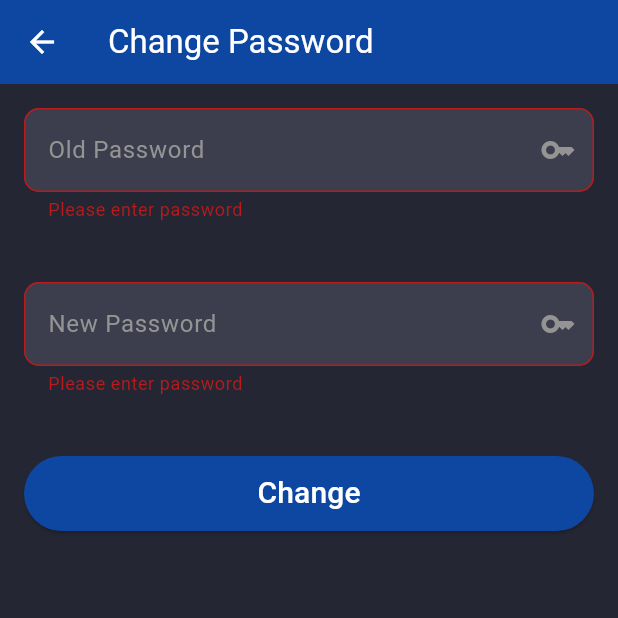
After one commit to tsering-hub/coffeeapp, a Flutter app: the screen it shows once a user with an empty profile is signed in, item 2 of the bottom bar chosen, after a tap on the "settings" icon, after a tap on "Change", on a phone screen of 412 x 824 dp, the top half of it. The commit adds this screen. Run offline on Flutter 3.47's test engine with Material 3 defaults, Android fonts, the phone set to English and light mode, and no system bars; our stand-ins replace cloud_firestore, firebase_auth, firebase_core, font_awesome_flutter; accounts and stored records are empty.

Commit message:
change password completed

```diff
--- /dev/null
+++ b/lib/screens/change_password_screen.dart
@@ -0,0 +1,122 @@
+import 'package:coffeeapp/screens/dashboard.dart';
+import 'package:coffeeapp/services/auth_service.dart';
+import 'package:coffeeapp/utils/appvalidator.dart';
+import 'package:flutter/material.dart';
+
+class ChangePasswordScreen extends StatefulWidget {
+  const ChangePasswordScreen({super.key});
+
+  @override
+  State<ChangePasswordScreen> createState() => _ChangePasswordScreenState();
+}
+
+class _ChangePasswordScreenState extends State<ChangePasswordScreen> {
+  final GlobalKey<FormState> _formKey = GlobalKey<FormState>();
+  final _oldpasswordController = TextEditingController();
+  final _newpasswordController = TextEditingController();
+  var appValidator = AppValidator();
+  var isLoader = false;
+  var authServerice = AuthServerice();
+
+  Future<void> _submitForm() async {
+    if (_formKey.currentState!.validate()) {
+      setState(() {
+        isLoader = true;
+      });
+      var data = {
+        'oldpassword': _oldpasswordController.text,
+        'newpassword': _newpasswordController.text,
+      };
+
+      await authServerice.changePassword(data, context);
+
+      setState(() {
+        isLoader = false;
+      });
+    }
+  }
+
+  @override
+  Widget build(BuildContext context) {
+    return Scaffold(
+      backgroundColor: Color(0xFF252634),
+      appBar: AppBar(
+        backgroundColor: Colors.blue.shade900,
+        leading: IconButton(
+          icon: Icon(Icons.arrow_back),
+          color: Colors.white,
+          onPressed: () {
+            Navigator.pushReplacement(
+              context,
+              MaterialPageRoute(builder: (context) => Dashboard()),
+            );
+          },
+        ),
+        title: Text(
+          "Change Password",
+          style: TextStyle(color: Colors.white),
+        ),
+      ),
+      body: Padding(
+        padding: const EdgeInsets.all(16.0),
+        child: Form(
+          key: _formKey,
+          child: Column(
+            children: [
+              TextFormField(
+                controller: _oldpasswordController,
+                style: TextStyle(color: Colors.white),
+                autovalidateMode: AutovalidateMode.onUserInteraction,
+                decoration: _buildInputDecoration("Old Password", Icons.key),
+                validator: appValidator.validatePassword,
+              ),
+              SizedBox(
+                height: 40.0,
+              ),
+              TextFormField(
+                controller: _newpasswordController,
+                style: TextStyle(color: Colors.white),
+                autovalidateMode: AutovalidateMode.onUserInteraction,
+                decoration: _buildInputDecoration("New Password", Icons.key),
+                validator: appValidator.validatePassword,
+              ),
+              SizedBox(
+                height: 40.0,
+              ),
+              SizedBox(
+                height: 50,
+                width: double.infinity,
+                child: ElevatedButton(
+                    style: ElevatedButton.styleFrom(
+                        backgroundColor: Colors.blue.shade900),
+                    onPressed: () {
+                      isLoader ? print("Loading") : _submitForm();
+                    },
+                    child: isLoader
+                        ? const Center(child: CircularProgressIndicator())
+                        : Text(
+                            "Change",
+                            style: TextStyle(color: Colors.white, fontSize: 20),
+                          )),
+              ),
+            ],
+          ),
+        ),
+      ),
+    );
+  }
+
+  InputDecoration _buildInputDecoration(String label, IconData suffixIcon) {
+    return InputDecoration(
+        fillColor: Color(0xAA494A59),
+        enabledBorder: OutlineInputBorder(
+            borderSide: BorderSide(color: Color(0x35949494))),
+        focusedBorder:
+            OutlineInputBorder(borderSide: BorderSide(color: Colors.white)),
+        filled: true,
+        labelText: label,
+        labelStyle: TextStyle(color: Color(0xFF949494)),
+        suffixIcon: Icon(suffixIcon, color: Color(0xFF949494)),
+        border: OutlineInputBorder(borderRadius: BorderRadius.circular(10.0)));
+  }
+}
--- a/lib/screens/transaction_screen.dart
+++ b/lib/screens/transaction_screen.dart
@@ -1,3 +1,4 @@
+import 'package:coffeeapp/screens/change_password_screen.dart';
 import 'package:coffeeapp/widgets/category_list.dart';
 import 'package:coffeeapp/widgets/tab_bar_view.dart';
 import 'package:coffeeapp/widgets/time_line_month.dart';
@@ -28,10 +29,24 @@ class _TransactionScreenState extends State<TransactionScreen> {
     });
   }
 
+  openChangePassword() {
+    Navigator.pushReplacement(
+      context,
+      MaterialPageRoute(builder: (context) => ChangePasswordScreen()),
+    );
+  }
+
   @override
   Widget build(BuildContext context) {
     return Scaffold(
       appBar: AppBar(
+        actions: [
+          IconButton(
+              onPressed: openChangePassword,
+              icon: Icon(
+                Icons.settings,
+              ))
+        ],
         title: Text("Expansive"),
       ),
       body: Column(
--- a/lib/utils/appvalidator.dart
+++ b/lib/utils/appvalidator.dart
@@ -23,7 +23,7 @@ class AppValidator {
 
   String? validatePassword(value) {
     if (value!.isEmpty) {
-      return 'Please enter an phone number';
+      return 'Please enter password';
     }
 
     return null;
```
Also changed, not shown: lib/services/auth_service.dart (+29 -0 lines), lib/services/db.dart (+18 -0 lines).
